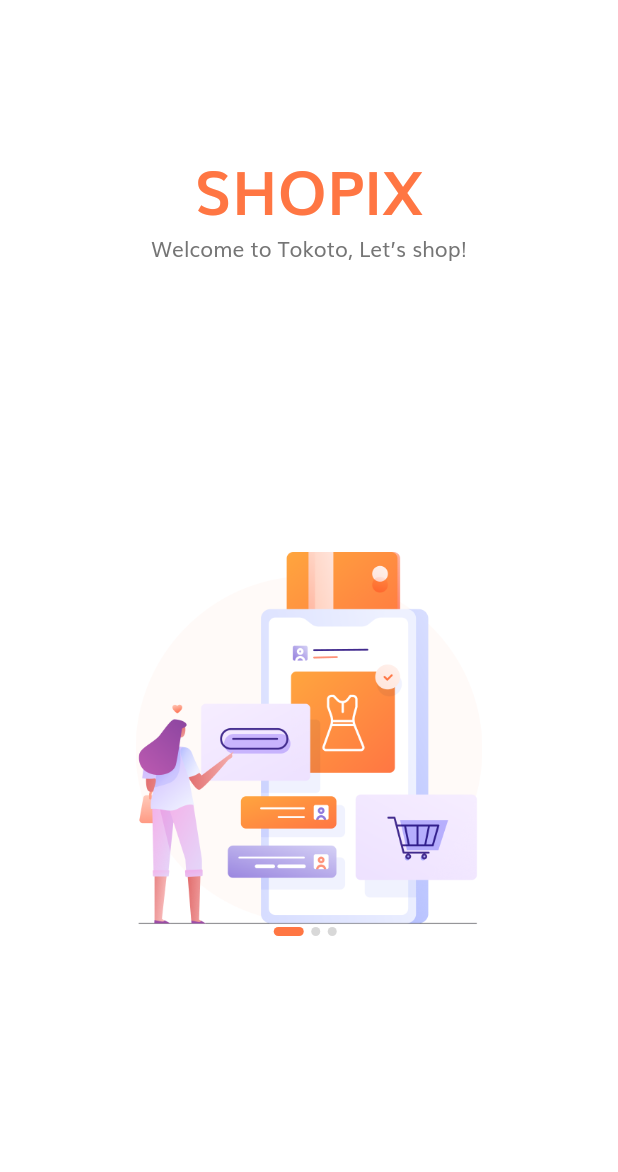
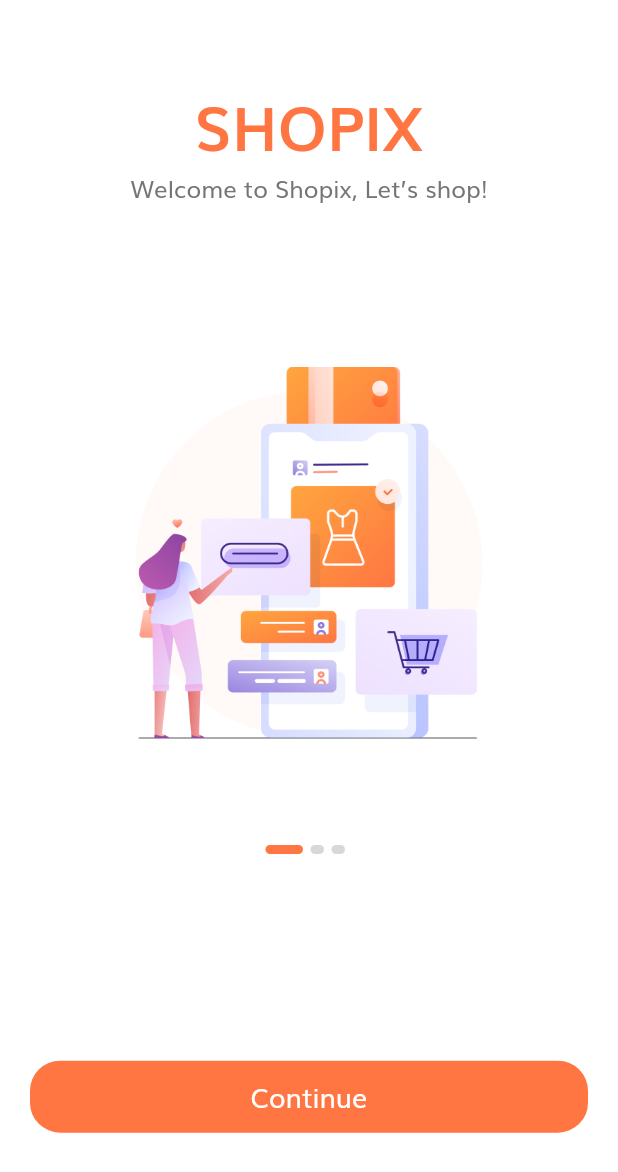
Before and after one commit to jabed3700/E-commerce-Flutter-App, a Flutter app: the screen it shows after launch, on a phone screen of 412 x 824 dp. Shown: the top 1172 px of the screen. Run offline on Flutter 3.47's test engine with Material 2 defaults, Android fonts, the phone set to English and light mode, and no system bars; missing offline and left inert: dart:ffi, dart:js.

Commit message:
completed welcome screen

```diff
--- /dev/null
+++ b/lib/components/default_btn.dart
@@ -0,0 +1,35 @@
+import 'package:ecommerce/defined/constants.dart';
+import 'package:flutter/material.dart';
+
+class DefaultBtn extends StatelessWidget {
+  const DefaultBtn({
+    Key? key,
+    required this.text,
+    required this.press,
+  }) : super(key: key);
+
+  final String text;
+  final VoidCallback press;
+
+  @override
+  Widget build(BuildContext context) {
+    return SizedBox(
+      width: double.infinity,
+      height: 48,
+      child: FlatButton(
+        shape: RoundedRectangleBorder(
+          borderRadius: BorderRadius.circular(20),
+        ),
+        onPressed: press,
+        color: kPrimaryColor,
+        child: Text(
+          text,
+          style: TextStyle(
+            fontSize: 18,
+            color: Colors.white,
+          ),
+        ),
+      ),
+    );
+  }
+}
--- a/lib/main.dart
+++ b/lib/main.dart
@@ -1,4 +1,5 @@
 import 'package:ecommerce/defined/constants.dart';
+import 'package:ecommerce/route.dart';
 import 'package:ecommerce/screens/welcome/welcome_screen.dart';
 import 'package:flutter/material.dart';
 
@@ -21,7 +22,9 @@ class MyApp extends StatelessWidget {
         ),
         primarySwatch: Colors.blue,
       ),
-      home: WelcomeScreen(),
+      // home: WelcomeScreen(),
+      initialRoute: WelcomeScreen.routeName,
+      routes: routes,
     );
   }
 }
--- /dev/null
+++ b/lib/route.dart
@@ -0,0 +1,9 @@
+import 'dart:js';
+
+import 'package:ecommerce/screens/welcome/welcome_screen.dart';
+import 'package:flutter/widgets.dart';
+import 'package:flutter/material.dart';
+
+final Map<String, WidgetBuilder> routes = {
+  WelcomeScreen.routeName: (context) => WelcomeScreen(),
+};
--- a/lib/screens/welcome/component/home.dart
+++ b/lib/screens/welcome/component/home.dart
@@ -1,11 +1,12 @@
-import 'package:ecommerce/screens/welcome/component/welcome_screen_content.dart';
+import 'dart:ffi';
+
+import 'package:ecommerce/components/default_btn.dart';
 import 'package:flutter/material.dart';
 
 import 'package:ecommerce/defined/constants.dart';
+import 'package:ecommerce/screens/welcome/component/welcome_screen_content.dart';
 
 class Body extends StatefulWidget {
-  // const Body({Key? key}) : super(key: key);
-
   @override
   _BodyState createState() => _BodyState();
 }
@@ -14,12 +15,11 @@ class _BodyState extends State<Body> {
   int currentPage = 0;
   List<Map> WelcomeData = [
     {
-      "text": "Welcome to Tokoto, Let’s shop!",
+      "text": "Welcome to Shopix, Let’s shop!",
       "image": "assets/images/splash_1.png"
     },
     {
-      "text":
-          "We help people conect with store \naround United State of America",
+      "text": "We help people connect with store \naround Bangladesh",
       "image": "assets/images/splash_2.png"
     },
     {
@@ -50,8 +50,12 @@ class _BodyState extends State<Body> {
               ),
             ),
             Expanded(
+              flex: 2,
+              child: Padding(
+                padding: const EdgeInsets.symmetric(horizontal: 20.0),
                 child: Column(
-              children: [
+                  children: <Widget>[
+                    Spacer(),
                     Row(
                       mainAxisAlignment: MainAxisAlignment.center,
                       children: List.generate(
@@ -59,8 +63,18 @@ class _BodyState extends State<Body> {
                         (index) => buildDot(index: index),
                       ),
                     ),
+                    Spacer(
+                      flex: 2,
+                    ),
+                    DefaultBtn(
+                      text: 'Continue',
+                      press: () {},
+                    ),
+                    Spacer(),
                   ],
-            ))
+                ),
+              ),
+            ),
           ],
         ),
       ),
@@ -72,7 +86,7 @@ class _BodyState extends State<Body> {
       duration: kAnimationDuration,
       margin: EdgeInsets.only(right: 5),
       height: 6,
-      width: currentPage == index ? 20 : 6,
+      width: currentPage == index ? 25 : 9,
       decoration: BoxDecoration(
         color: currentPage == index ? kPrimaryColor : Color(0xFFD8D8D8),
         borderRadius: BorderRadius.circular(3),
--- a/lib/screens/welcome/component/welcome_screen_content.dart
+++ b/lib/screens/welcome/component/welcome_screen_content.dart
@@ -22,6 +22,7 @@ class WelcomeContent extends StatelessWidget {
         Text(
           text,
           textAlign: TextAlign.center,
+          style: TextStyle(fontSize: 16),
         ),
         Spacer(
           flex: 2,
--- a/lib/screens/welcome/welcome_screen.dart
+++ b/lib/screens/welcome/welcome_screen.dart
@@ -3,6 +3,7 @@ import 'package:flutter/material.dart';
 import 'component/home.dart';
 
 class WelcomeScreen extends StatelessWidget {
+  static String routeName = "/welcome";
   @override
   Widget build(BuildContext context) {
     SizeConfig().init(context);
```
Lines whose indentation alone changed are shown as unchanged.
